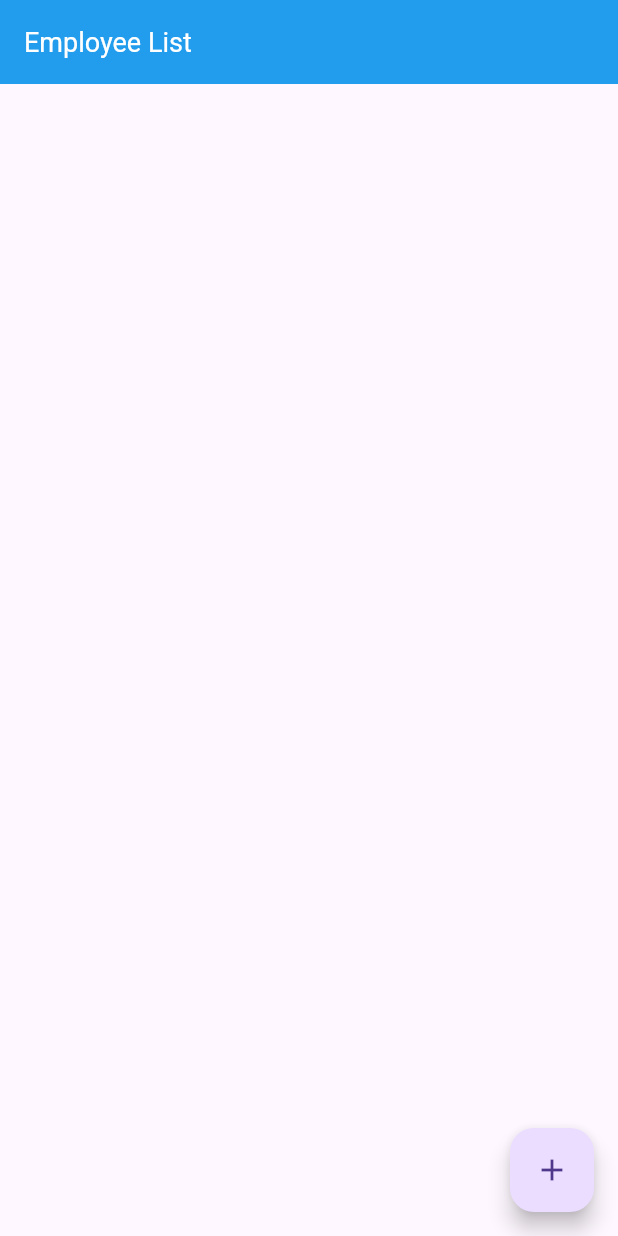
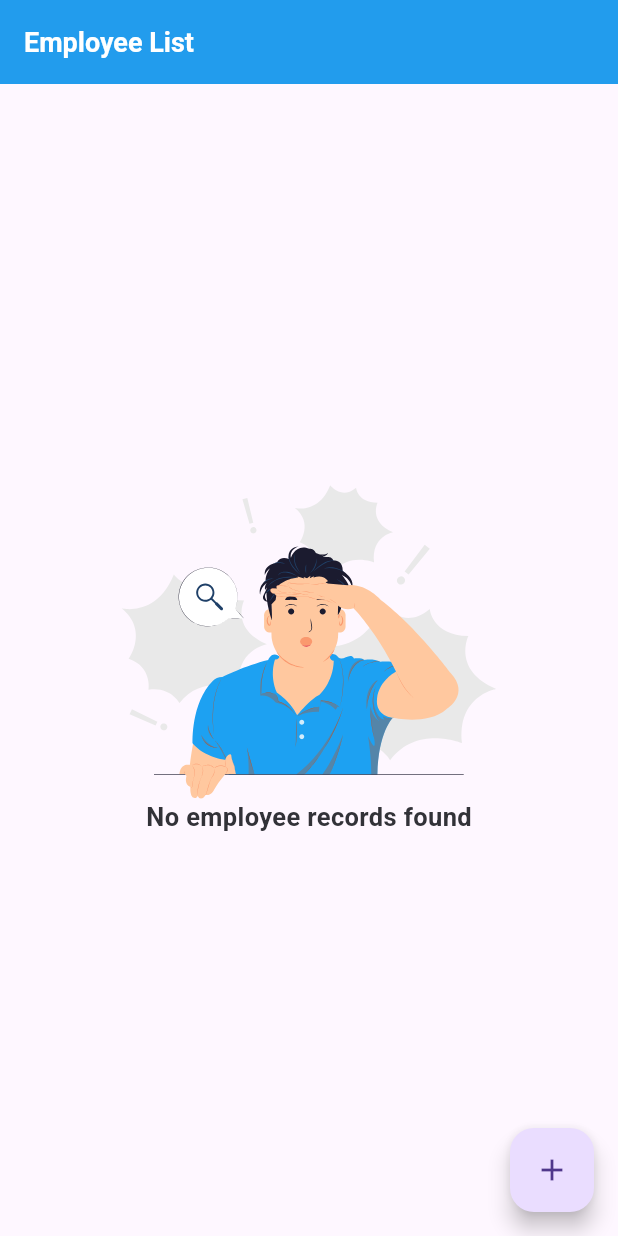
Before and after one commit to dhms005/employeeData, a Flutter app: the screen it shows after launch, on a phone screen of 412 x 824 dp. Run offline on Flutter 3.47's test engine with Material 3 defaults, Android fonts, the phone set to English and light mode, and no system bars; our stand-ins replace equatable, flutter_bloc, flutter_svg, sqflite, table_calendar; accounts and stored records are empty.

Commit message:
font set , not data added screen

```diff
--- a/lib/screens/employee_list_screen.dart
+++ b/lib/screens/employee_list_screen.dart
@@ -1,7 +1,12 @@
+import 'package:employeedata/bloc/employee_event.dart';
+import 'package:employeedata/utils/appColors.dart';
+import 'package:employeedata/utils/appImagePath.dart';
 import 'package:employeedata/utils/appStrings.dart';
 import 'package:employeedata/widgetUI/customAppBar.dart';
+import 'package:employeedata/widgetUI/textRobotoFont.dart';
 import 'package:flutter/material.dart';
 import 'package:flutter_bloc/flutter_bloc.dart';
+import 'package:flutter_svg/flutter_svg.dart';
 
 import '../bloc/employee_bloc.dart';
 import '../bloc/employee_state.dart';
@@ -11,7 +16,6 @@ class EmployeeListScreen extends StatelessWidget {
   @override
   Widget build(BuildContext context) {
     return Scaffold(
-      // appBar: AppBar(title: Text("Employees")),
       appBar: CustomAppBar(
         appTitle: AppStrings.employeeList,
         appBar: AppBar(),
@@ -21,24 +25,54 @@ class EmployeeListScreen extends StatelessWidget {
           if (state is EmployeeLoading) {
             return Center(child: CircularProgressIndicator());
           } else if (state is EmployeeLoaded) {
-            return ListView.builder(
-              itemCount: state.employees.length,
-              itemBuilder: (context, index) {
-                final employee = state.employees[index];
-                return ListTile(
-                  title: Text(employee.employeeName),
-                  subtitle: Text(employee.employeeRole),
-                  onTap: () {
-                    Navigator.push(
-                      context,
-                      MaterialPageRoute(
-                        builder: (_) =>
-                            AddEditEmployeeScreen(employee: employee),
+            // 🏷️ Separate Employees into Current and Previous Lists
+
+            // Empty state UI
+            if (state.employees.isEmpty) {
+              return _buildEmptyState(); //
+            }
+
+            final currentEmployees =
+                state.employees.where((e) => e.employeeEndDate == "").toList();
+            final previousEmployees =
+                state.employees.where((e) => e.employeeEndDate != "").toList();
+
+            // List UI
+            return SafeArea(
+              child: Container(
+                color: AppColors.lineColorColor,
+                child: Column(
+                  children: [
+                    Expanded(
+                      child: ListView(
+                        padding: EdgeInsets.all(0),
+                        children: [
+                          //  Current Employees Section
+                          if (currentEmployees.isNotEmpty)
+                            _sectionTitle(AppStrings.currentEmployees),
+                          ...currentEmployees.map(
+                              (employee) => _employeeCard(context, employee)),
+
+                          // Previous Employees Section
+                          if (previousEmployees.isNotEmpty)
+                            _sectionTitle(AppStrings.previousEmployees),
+                          ...previousEmployees.map(
+                              (employee) => _employeeCard(context, employee)),
+                        ],
                       ),
-                    );
-                  },
-                );
-              },
+                    ),
+                    // SizedBox(height: 20),
+                    Container(
+                        width: MediaQuery.of(context).size.width,
+                        padding: EdgeInsets.all(16),
+                        child: TextRobotoFont(
+                          title: "Swipe left to delete",
+                          fontColor: AppColors.editTextHintColor,
+                          fontSize: 15,
+                        )),
+                  ],
+                ),
+              ),
             );
           } else {
             return Center(child: Text("No Employees Found"));
@@ -56,4 +90,109 @@ class EmployeeListScreen extends StatelessWidget {
       ),
     );
   }
+
+  /// 📌 Section Title Widget
+  Widget _sectionTitle(String title) {
+    return Padding(
+      padding: EdgeInsets.symmetric(vertical: 16, horizontal: 16),
+      child: TextRobotoFont(
+        title: title,
+        fontColor: AppColors.mainColor,
+        fontSize: 16,
+        fontWeight: FontWeight.values[5],
+      ),
+    );
+  }
+
+  /// 📌 Employee Card Widget with Swipe-to-Delete
+  Widget _employeeCard(BuildContext context, employee) {
+    return Dismissible(
+      key: Key(employee.employeeName),
+      direction: DismissDirection.endToStart,
+      background: Container(
+        alignment: Alignment.centerRight,
+        padding: EdgeInsets.symmetric(horizontal: 20),
+        color: Colors.red,
+        child: Icon(Icons.delete, color: Colors.white),
+      ),
+      onDismissed: (direction) {
+        BlocProvider.of<EmployeeBloc>(context).add(DeleteEmployee(employee.id));
+      },
+      child: GestureDetector(
+        onTap: () {
+          Navigator.push(
+            context,
+            MaterialPageRoute(
+                builder: (_) => AddEditEmployeeScreen(employee: employee)),
+          );
+        },
+        child: Container(
+          color: AppColors.mainWhiteColor,
+          width: MediaQuery.of(context).size.width,
+          padding: EdgeInsets.all(16),
+          margin: EdgeInsets.symmetric(vertical: 0.5),
+          child: Column(
+            mainAxisAlignment: MainAxisAlignment.start,
+            crossAxisAlignment: CrossAxisAlignment.start,
+            children: [
+              TextRobotoFont(
+                title: employee.employeeName,
+                fontColor: AppColors.editTextColor,
+                fontSize: 16,
+                fontWeight: FontWeight.values[5],
+              ),
+              TextRobotoFont(
+                title: employee.employeeRole,
+                fontColor: AppColors.lightTextColor,
+                fontSize: 14,
+                fontWeight: FontWeight.normal,
+              ),
+              if (employee.employeeEndDate != "")
+                TextRobotoFont(
+                  title:
+                      "${employee.employeeStartDate} - ${employee.employeeEndDate}",
+                  fontColor: AppColors.lightTextColor,
+                  fontSize: 12,
+                  fontWeight: FontWeight.normal,
+                )
+              else
+                TextRobotoFont(
+                  title: "From ${employee.employeeStartDate}",
+                  fontColor: AppColors.lightTextColor,
+                  fontSize: 12,
+                  fontWeight: FontWeight.normal,
+                ),
+            ],
+          ),
+        ),
+      ),
+    );
+  }
+
+  /// 📌 UI for Empty Employee List
+  Widget _buildEmptyState() {
+    return Center(
+      child: Column(
+        mainAxisAlignment: MainAxisAlignment.center,
+        children: [
+          // Container(
+          //   width: 250,
+          //   height: 250,
+          //   child:
+          //       Image.asset('assets/images/not_data.png', fit: BoxFit.fitWidth),
+          // ),
+          SvgPicture.asset(
+            AppImagePath.notDataSvg,
+            width: 250,
+          ),
+          TextRobotoFont(
+            title: AppStrings.noEmployeeRecordsFound,
+            fontColor: AppColors.editTextColor,
+            fontWeight: FontWeight.values[5],
+            fontSize: 17,
+          )
+        ],
+      ),
+    );
+  }
 }
--- a/lib/utils/appColors.dart
+++ b/lib/utils/appColors.dart
@@ -1,11 +1,12 @@
 import 'dart:ui';
 
 class AppColors {
-
   static const Color mainColor = Color(0xFF1DA1F2);
   static const Color mainDarkColor = Color(0xFF0E8AD7);
   static const Color disabledButtonColor = Color(0xFFa9a9a9);
   static const Color lightButtonBgColor = Color(0xFFEDF8FF);
+  static const Color lineColorColor = Color(0xFFf2f2f2);
+  static const Color lightTextColor = Color(0xFF949C9E);
 
   static const Color editTextBorderColor = Color(0xFFE5E5E5);
   static const Color editTextHintColor = Color(0xFF949C9E);
--- a/lib/utils/appImagePath.dart
+++ b/lib/utils/appImagePath.dart
@@ -4,4 +4,6 @@ class AppImagePath {
   static const String imgArrowDropDown = "assets/svg/arrow_drop_down.svg";
   static const String imgEvent = "assets/svg/event.svg";
   static const String imgEvent2 = "assets/svg/event2.svg";
+  static const String notData = "assets/images/not_data.png";
+  static const String notDataSvg = "assets/svg/no_data.svg";
 }
--- a/lib/utils/appStrings.dart
+++ b/lib/utils/appStrings.dart
@@ -9,6 +9,10 @@ class AppStrings {
   static const String noDate = "No date";
   static const String save = "Save";
   static const String cancel = "Cancel";
+  static const String currentEmployees = "Current employees";
+  static const String previousEmployees = "Previous employees";
+  static const String swipeLeftToDelete = "Swipe left to delete";
+  static const String noEmployeeRecordsFound = "No employee records found";
 
 
 
--- a/lib/widgetUI/customAppBar.dart
+++ b/lib/widgetUI/customAppBar.dart
@@ -13,7 +13,7 @@ class CustomAppBar extends StatelessWidget implements PreferredSizeWidget {
       title: Text(
         appTitle,
         style: TextStyle(
-            fontFamily: 'Roboto', fontSize: 18, fontWeight: FontWeight.w500),
+            fontFamily: 'Roboto', fontSize: 18, fontWeight: FontWeight.values[5]),
       ),
     );
   }
--- a/lib/widgetUI/dark_button.dart
+++ b/lib/widgetUI/dark_button.dart
@@ -25,7 +25,7 @@ class DarkButton extends StatelessWidget {
         title: text,
         fontSize: 14,
         textAlign: TextAlign.center,
-        fontWeight: FontWeight.w500,
+        fontWeight: FontWeight.normal,
       ),
     );
   }
--- a/lib/widgetUI/dark_fixed_button.dart
+++ b/lib/widgetUI/dark_fixed_button.dart
@@ -26,7 +26,7 @@ class DarkFixedButton extends StatelessWidget {
         title: text,
         fontSize: 14,
         textAlign: TextAlign.center,
-        fontWeight: FontWeight.w500,
+        fontWeight: FontWeight.values[5],
       ),
     );
   }
--- a/lib/widgetUI/light_button.dart
+++ b/lib/widgetUI/light_button.dart
@@ -25,7 +25,7 @@ class LightButton extends StatelessWidget {
         title: text,
         fontSize: 14,
         textAlign: TextAlign.center,
-        fontWeight: FontWeight.w500,
+        fontWeight: FontWeight.normal,
       ),
     );
   }
--- a/lib/widgetUI/light_fixed_button.dart
+++ b/lib/widgetUI/light_fixed_button.dart
@@ -26,7 +26,7 @@ class LightFixedButton extends StatelessWidget {
         title: text,
         fontSize: 14,
         textAlign: TextAlign.center,
-        fontWeight: FontWeight.w500,
+        fontWeight: FontWeight.values[5],
       ),
     );
   }
```
Also changed, not shown: pubspec.yaml (+4 -5 lines), assets/fonts/Roboto-Medium.ttf (added), assets/svg/no_data.svg (added).
